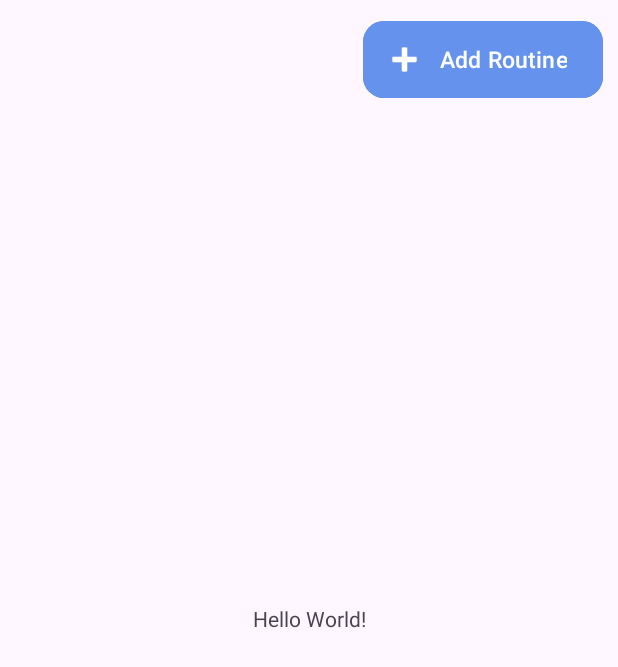
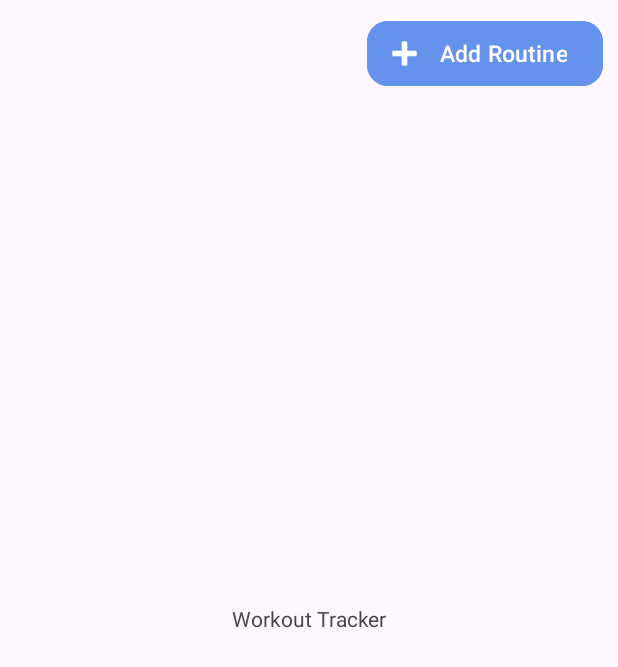
Before and after one commit to shoss88/Workout-Tracker-Android-App, an Android app: the screen it shows after launch (MainActivity), on a phone screen of 412 x 824 dp. Shown: the top 667 px of the screen. Run offline under Robolectric (Android 15) with nearby library versions, the phone set to English and light mode, and no system bars.

Commit message:
fixed colors and button

```diff
--- a/app/src/main/res/layout/activity_main.xml
+++ b/app/src/main/res/layout/activity_main.xml
@@ -10,7 +10,7 @@
         android:id="@+id/intro"
         android:layout_width="wrap_content"
         android:layout_height="wrap_content"
-        android:text="Hello World!"
+        android:text="Workout Tracker"
         app:layout_constraintBottom_toBottomOf="parent"
         app:layout_constraintEnd_toEndOf="parent"
         app:layout_constraintStart_toStartOf="parent"
@@ -18,15 +18,16 @@
 
     <Button
         android:id="@+id/addRoutineButton"
-        android:layout_width="160dp"
-        android:layout_height="59dp"
+        android:layout_width="157dp"
+        android:layout_height="51dp"
         android:layout_marginTop="10dp"
         android:layout_marginEnd="10dp"
         android:backgroundTint="#6492ED"
-        android:gravity="center|right"
+        android:gravity="center|end"
         android:paddingStart="10dp"
         android:text="Add Routine"
         android:textAllCaps="false"
+        android:textColor="#FFFFFF"
         android:textSize="15sp"
         app:cornerRadius="14dp"
         app:icon="@android:drawable/ic_input_add"
```
